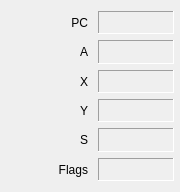
The window that gui/forms/cpu_state.ui (kb1p/db1mu) describes before a commit, drawn with Qt 5.
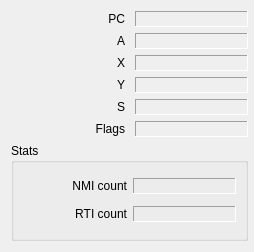
The same window after the commit.

Commit message: UI: added more fields to CPU view dialog

```diff
--- a/gui/forms/cpu_state.ui
+++ b/gui/forms/cpu_state.ui
@@ -6,8 +6,8 @@
    <rect>
     <x>0</x>
     <y>0</y>
-    <width>180</width>
-    <height>192</height>
+    <width>254</width>
+    <height>252</height>
    </rect>
   </property>
   <property name="sizePolicy">
@@ -26,41 +26,19 @@
    <property name="horizontalSpacing">
     <number>10</number>
    </property>
-   <item row="0" column="0">
-    <widget class="QLabel" name="label">
-     <property name="text">
-      <string>PC</string>
+   <item row="5" column="1">
+    <widget class="QLabel" name="txtFlags">
+     <property name="sizePolicy">
+      <sizepolicy hsizetype="Preferred" vsizetype="Fixed">
+       <horstretch>0</horstretch>
+       <verstretch>0</verstretch>
+      </sizepolicy>
      </property>
-     <property name="alignment">
-      <set>Qt::AlignRight|Qt::AlignTrailing|Qt::AlignVCenter</set>
+     <property name="font">
+      <font>
+       <kerning>true</kerning>
+      </font>
      </property>
-    </widget>
-   </item>
-   <item row="0" column="1">
-    <widget class="QLabel" name="txtPC">
-     <property name="frameShape">
-      <enum>QFrame::Panel</enum>
-     </property>
-     <property name="frameShadow">
-      <enum>QFrame::Sunken</enum>
-     </property>
-     <property name="text">
-      <string/>
-     </property>
-    </widget>
-   </item>
-   <item row="1" column="0">
-    <widget class="QLabel" name="label_2">
-     <property name="text">
-      <string>A</string>
-     </property>
-     <property name="alignment">
-      <set>Qt::AlignRight|Qt::AlignTrailing|Qt::AlignVCenter</set>
-     </property>
-    </widget>
-   </item>
-   <item row="1" column="1">
-    <widget class="QLabel" name="txtA">
      <property name="frameShape">
       <enum>QFrame::Panel</enum>
      </property>
@@ -74,6 +52,12 @@
    </item>
    <item row="2" column="0">
     <widget class="QLabel" name="label_3">
+     <property name="sizePolicy">
+      <sizepolicy hsizetype="Preferred" vsizetype="Fixed">
+       <horstretch>0</horstretch>
+       <verstretch>0</verstretch>
+      </sizepolicy>
+     </property>
      <property name="text">
       <string>X</string>
      </property>
@@ -82,21 +66,30 @@
      </property>
     </widget>
    </item>
-   <item row="2" column="1">
-    <widget class="QLabel" name="txtX">
-     <property name="frameShape">
-      <enum>QFrame::Panel</enum>
-     </property>
-     <property name="frameShadow">
-      <enum>QFrame::Sunken</enum>
+   <item row="1" column="0">
+    <widget class="QLabel" name="label_2">
+     <property name="sizePolicy">
+      <sizepolicy hsizetype="Preferred" vsizetype="Fixed">
+       <horstretch>0</horstretch>
+       <verstretch>0</verstretch>
+      </sizepolicy>
      </property>
      <property name="text">
-      <string/>
+      <string>A</string>
+     </property>
+     <property name="alignment">
+      <set>Qt::AlignRight|Qt::AlignTrailing|Qt::AlignVCenter</set>
      </property>
     </widget>
    </item>
    <item row="3" column="0">
     <widget class="QLabel" name="label_4">
+     <property name="sizePolicy">
+      <sizepolicy hsizetype="Preferred" vsizetype="Fixed">
+       <horstretch>0</horstretch>
+       <verstretch>0</verstretch>
+      </sizepolicy>
+     </property>
      <property name="text">
       <string>Y</string>
      </property>
@@ -105,8 +98,49 @@
      </property>
     </widget>
    </item>
+   <item row="0" column="1">
+    <widget class="QLabel" name="txtPC">
+     <property name="sizePolicy">
+      <sizepolicy hsizetype="Preferred" vsizetype="Fixed">
+       <horstretch>0</horstretch>
+       <verstretch>0</verstretch>
+      </sizepolicy>
+     </property>
+     <property name="frameShape">
+      <enum>QFrame::Panel</enum>
+     </property>
+     <property name="frameShadow">
+      <enum>QFrame::Sunken</enum>
+     </property>
+     <property name="text">
+      <string/>
+     </property>
+    </widget>
+   </item>
+   <item row="0" column="0">
+    <widget class="QLabel" name="label">
+     <property name="sizePolicy">
+      <sizepolicy hsizetype="Preferred" vsizetype="Fixed">
+       <horstretch>0</horstretch>
+       <verstretch>0</verstretch>
+      </sizepolicy>
+     </property>
+     <property name="text">
+      <string>PC</string>
+     </property>
+     <property name="alignment">
+      <set>Qt::AlignRight|Qt::AlignTrailing|Qt::AlignVCenter</set>
+     </property>
+    </widget>
+   </item>
    <item row="3" column="1">
     <widget class="QLabel" name="txtY">
+     <property name="sizePolicy">
+      <sizepolicy hsizetype="Preferred" vsizetype="Fixed">
+       <horstretch>0</horstretch>
+       <verstretch>0</verstretch>
+      </sizepolicy>
+     </property>
      <property name="frameShape">
       <enum>QFrame::Panel</enum>
      </property>
@@ -118,8 +152,49 @@
      </property>
     </widget>
    </item>
+   <item row="1" column="1">
+    <widget class="QLabel" name="txtA">
+     <property name="sizePolicy">
+      <sizepolicy hsizetype="Preferred" vsizetype="Fixed">
+       <horstretch>0</horstretch>
+       <verstretch>0</verstretch>
+      </sizepolicy>
+     </property>
+     <property name="frameShape">
+      <enum>QFrame::Panel</enum>
+     </property>
+     <property name="frameShadow">
+      <enum>QFrame::Sunken</enum>
+     </property>
+     <property name="text">
+      <string/>
+     </property>
+    </widget>
+   </item>
+   <item row="5" column="0">
+    <widget class="QLabel" name="label_6">
+     <property name="sizePolicy">
+      <sizepolicy hsizetype="Preferred" vsizetype="Fixed">
+       <horstretch>0</horstretch>
+       <verstretch>0</verstretch>
+      </sizepolicy>
+     </property>
+     <property name="text">
+      <string>Flags</string>
+     </property>
+     <property name="alignment">
+      <set>Qt::AlignRight|Qt::AlignTrailing|Qt::AlignVCenter</set>
+     </property>
+    </widget>
+   </item>
    <item row="4" column="0">
     <widget class="QLabel" name="label_5">
+     <property name="sizePolicy">
+      <sizepolicy hsizetype="Preferred" vsizetype="Fixed">
+       <horstretch>0</horstretch>
+       <verstretch>0</verstretch>
+      </sizepolicy>
+     </property>
      <property name="text">
       <string>S</string>
      </property>
@@ -130,6 +205,12 @@
    </item>
    <item row="4" column="1">
     <widget class="QLabel" name="txtS">
+     <property name="sizePolicy">
+      <sizepolicy hsizetype="Preferred" vsizetype="Fixed">
+       <horstretch>0</horstretch>
+       <verstretch>0</verstretch>
+      </sizepolicy>
+     </property>
      <property name="frameShape">
       <enum>QFrame::Panel</enum>
      </property>
@@ -141,23 +222,14 @@
      </property>
     </widget>
    </item>
-   <item row="5" column="0">
-    <widget class="QLabel" name="label_6">
-     <property name="text">
-      <string>Flags</string>
+   <item row="2" column="1">
+    <widget class="QLabel" name="txtX">
+     <property name="sizePolicy">
+      <sizepolicy hsizetype="Preferred" vsizetype="Fixed">
+       <horstretch>0</horstretch>
+       <verstretch>0</verstretch>
+      </sizepolicy>
      </property>
-     <property name="alignment">
-      <set>Qt::AlignRight|Qt::AlignTrailing|Qt::AlignVCenter</set>
-     </property>
-    </widget>
-   </item>
-   <item row="5" column="1">
-    <widget class="QLabel" name="txtFlags">
-     <property name="font">
-      <font>
-       <kerning>true</kerning>
-      </font>
-     </property>
      <property name="frameShape">
       <enum>QFrame::Panel</enum>
      </property>
@@ -169,6 +241,85 @@
      </property>
     </widget>
    </item>
+   <item row="6" column="0" colspan="2">
+    <widget class="QGroupBox" name="groupBox">
+     <property name="title">
+      <string>Stats</string>
+     </property>
+     <layout class="QGridLayout" name="gridLayout_2">
+      <item row="0" column="0">
+       <widget class="QLabel" name="label_7">
+        <property name="sizePolicy">
+         <sizepolicy hsizetype="Preferred" vsizetype="Fixed">
+          <horstretch>0</horstretch>
+          <verstretch>0</verstretch>
+         </sizepolicy>
+        </property>
+        <property name="text">
+         <string>NMI count</string>
+        </property>
+        <property name="alignment">
+         <set>Qt::AlignRight|Qt::AlignTrailing|Qt::AlignVCenter</set>
+        </property>
+       </widget>
+      </item>
+      <item row="0" column="1">
+       <widget class="QLabel" name="txtNMICount">
+        <property name="sizePolicy">
+         <sizepolicy hsizetype="Preferred" vsizetype="Fixed">
+          <horstretch>0</horstretch>
+          <verstretch>0</verstretch>
+         </sizepolicy>
+        </property>
+        <property name="frameShape">
+         <enum>QFrame::Panel</enum>
+        </property>
+        <property name="frameShadow">
+         <enum>QFrame::Sunken</enum>
+        </property>
+        <property name="text">
+         <string/>
+        </property>
+       </widget>
+      </item>
+      <item row="1" column="0">
+       <widget class="QLabel" name="label_8">
+        <property name="sizePolicy">
+         <sizepolicy hsizetype="Preferred" vsizetype="Fixed">
+          <horstretch>0</horstretch>
+          <verstretch>0</verstretch>
+         </sizepolicy>
+        </property>
+        <property name="text">
+         <string>RTI count</string>
+        </property>
+        <property name="alignment">
+         <set>Qt::AlignRight|Qt::AlignTrailing|Qt::AlignVCenter</set>
+        </property>
+       </widget>
+      </item>
+      <item row="1" column="1">
+       <widget class="QLabel" name="txtRTICount">
+        <property name="sizePolicy">
+         <sizepolicy hsizetype="Preferred" vsizetype="Fixed">
+          <horstretch>0</horstretch>
+          <verstretch>0</verstretch>
+         </sizepolicy>
+        </property>
+        <property name="frameShape">
+         <enum>QFrame::Panel</enum>
+        </property>
+        <property name="frameShadow">
+         <enum>QFrame::Sunken</enum>
+        </property>
+        <property name="text">
+         <string/>
+        </property>
+       </widget>
+      </item>
+     </layout>
+    </widget>
+   </item>
   </layout>
  </widget>
  <resources/>
```
The commit also changes 3 other files.
